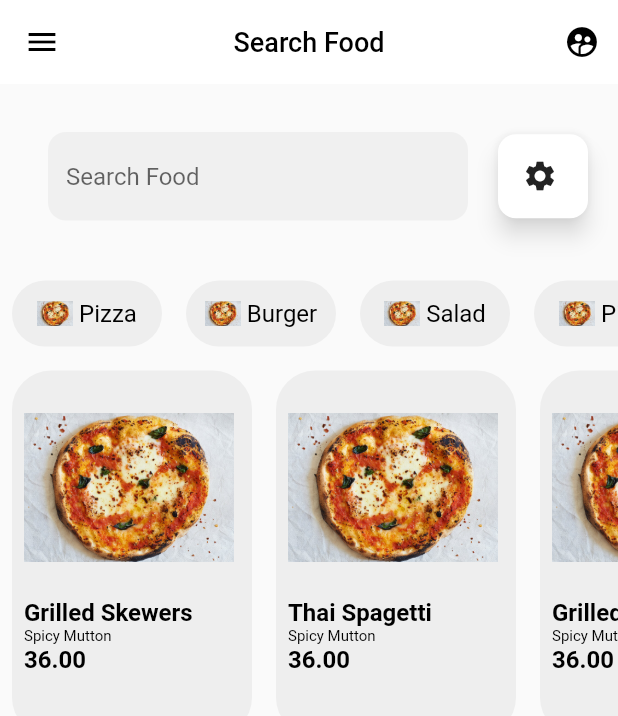
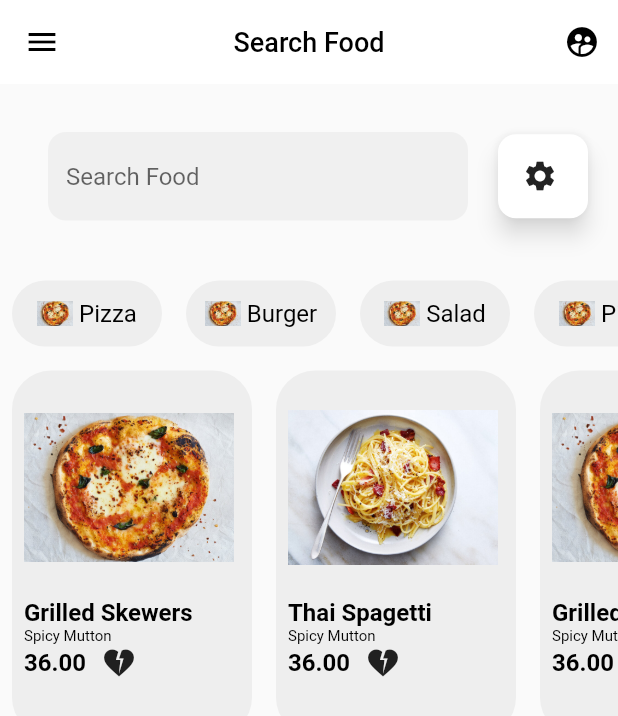
Before and after one commit to aarafrao22/Ecom, a Flutter app: the screen it shows after launch, on a phone screen of 412 x 824 dp. Shown: the top 716 px of the screen. Run offline on Flutter 3.47's test engine with Material 2 defaults, Android fonts, the light colour scheme and no system bars.

Commit message:
Initial Commit

```diff
--- a/lib/main.dart
+++ b/lib/main.dart
@@ -69,7 +69,7 @@ class _MyHomePageState extends State<MyHomePage> {
         name: "Thai Spagetti",
         subname: "Spicy Mutton",
         price: "36.00",
-        imageUrl: "res/img.png"),
+        imageUrl: "res/img_1.png"),
     FoodModel(
         name: "Grilled Skewers",
         subname: "Spicy Mutton",
@@ -79,7 +79,7 @@ class _MyHomePageState extends State<MyHomePage> {
         name: "Thai Spagetti",
         subname: "Spicy Mutton",
         price: "36.00",
-        imageUrl: "res/img.png"),
+        imageUrl: "res/img_1.png"),
     FoodModel(
         name: "Grilled Skewers",
         subname: "Spicy Mutton",
@@ -89,7 +89,7 @@ class _MyHomePageState extends State<MyHomePage> {
         name: "Thai Spagetti",
         subname: "Spicy Mutton",
         price: "36.00",
-        imageUrl: "res/img.png"),
+        imageUrl: "res/img_1.png"),
     FoodModel(
         name: "Grilled Skewers",
         subname: "Spicy Mutton",
@@ -222,6 +222,7 @@ class _MyHomePageState extends State<MyHomePage> {
                         color: Colors.grey.shade200,
                         borderRadius: BorderRadius.circular(26)),
                     child: Column(
+                      mainAxisSize: MainAxisSize.min,
                       mainAxisAlignment: MainAxisAlignment.start,
                       crossAxisAlignment: CrossAxisAlignment.start,
                       // Center the items horizontally
@@ -248,6 +249,11 @@ class _MyHomePageState extends State<MyHomePage> {
                             fontSize: 10,
                           ),
                         ),
+                        Row(
+                          //
+                          // mainAxisAlignment: MainAxisAlignment.center,
+                          // crossAxisAlignment: CrossAxisAlignment.start,
+                          children: [
                             Text(
                               foods[index].price,
                               style: const TextStyle(
@@ -255,6 +261,12 @@ class _MyHomePageState extends State<MyHomePage> {
                                   fontSize: 16,
                                   fontWeight: FontWeight.bold),
                             ),
+                            SizedBox(
+                              width: 10,
+                            ),
+                            Icon(Icons.heart_broken)
+                          ],
+                        )
                       ],
                     ),
                   );
--- a/pubspec.yaml
+++ b/pubspec.yaml
@@ -67,6 +67,7 @@ flutter:
   #   - images/a_dot_ham.jpeg
   assets:
     - res/img.png
+    - res/img_1.png
 
   # An image asset can refer to one or more resolution-specific "variants", see
   # https://flutter.dev/assets-and-images/#resolution-aware
```
Also changed, not shown: res/img_1.png (added). Lines whose indentation alone changed are shown as unchanged.
